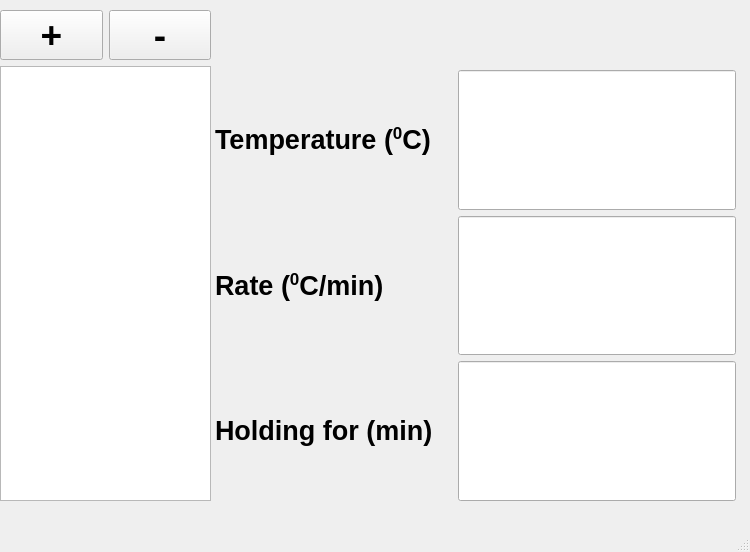
The window that GUI/Conditions/conditions.ui (JWLiao2022/TemperatureProgramHotPlate) describes before a commit, drawn with Qt 5.
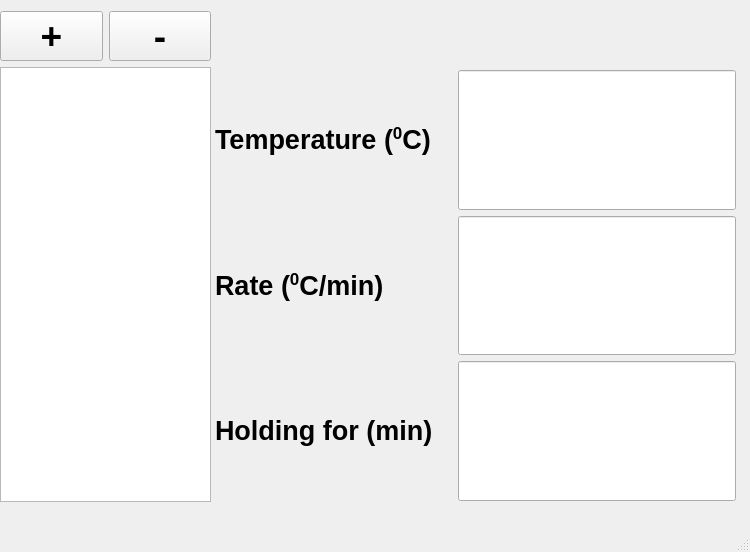
The same window after the commit. Icons and pictures are not drawn.

The edit to the form file:
```diff
--- a/GUI/Conditions/conditions.ui
+++ b/GUI/Conditions/conditions.ui
@@ -20,52 +20,7 @@
    </size>
   </property>
   <widget class="QWidget" name="centralwidget">
-   <widget class="QWidget" name="">
-    <property name="geometry">
-     <rect>
-      <x>0</x>
-      <y>10</y>
-      <width>211</width>
-      <height>491</height>
-     </rect>
-    </property>
-    <layout class="QVBoxLayout" name="verticalLayout">
-     <item>
-      <layout class="QHBoxLayout" name="horizontalLayout_4">
-       <item>
-        <widget class="QPushButton" name="pushButton">
-         <property name="font">
-          <font>
-           <pointsize>28</pointsize>
-           <bold>true</bold>
-          </font>
-         </property>
-         <property name="text">
-          <string>+</string>
-         </property>
-        </widget>
-       </item>
-       <item>
-        <widget class="QPushButton" name="pushButton_2">
-         <property name="font">
-          <font>
-           <pointsize>28</pointsize>
-           <bold>true</bold>
-          </font>
-         </property>
-         <property name="text">
-          <string>-</string>
-         </property>
-        </widget>
-       </item>
-      </layout>
-     </item>
-     <item>
-      <widget class="QListView" name="listView"/>
-     </item>
-    </layout>
-   </widget>
-   <widget class="QWidget" name="">
+   <widget class="QWidget" name="layoutWidget">
     <property name="geometry">
      <rect>
       <x>215</x>
@@ -173,6 +128,58 @@
      </item>
     </layout>
    </widget>
+   <widget class="QWidget" name="">
+    <property name="geometry">
+     <rect>
+      <x>0</x>
+      <y>11</y>
+      <width>211</width>
+      <height>491</height>
+     </rect>
+    </property>
+    <layout class="QVBoxLayout" name="verticalLayout">
+     <item>
+      <layout class="QHBoxLayout" name="horizontalLayout_4">
+       <item>
+        <widget class="QPushButton" name="pushButton_addJob">
+         <property name="font">
+          <font>
+           <pointsize>28</pointsize>
+           <bold>true</bold>
+          </font>
+         </property>
+         <property name="text">
+          <string>+</string>
+         </property>
+        </widget>
+       </item>
+       <item>
+        <widget class="QPushButton" name="pushButton_deleteJob">
+         <property name="font">
+          <font>
+           <pointsize>28</pointsize>
+           <bold>true</bold>
+          </font>
+         </property>
+         <property name="text">
+          <string>-</string>
+         </property>
+        </widget>
+       </item>
+      </layout>
+     </item>
+     <item>
+      <widget class="QListWidget" name="listWidget_Jobs">
+       <property name="font">
+        <font>
+         <pointsize>20</pointsize>
+         <bold>true</bold>
+        </font>
+       </property>
+      </widget>
+     </item>
+    </layout>
+   </widget>
   </widget>
   <widget class="QMenuBar" name="menubar">
    <property name="geometry">
```
Left out of the diff: 18 changed lines with no effect on the pictures.
